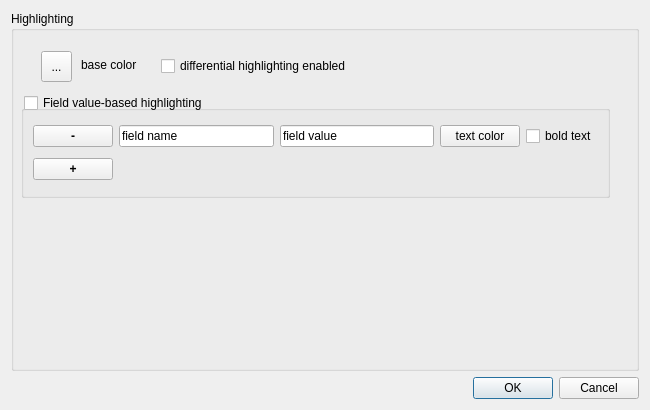
kr0st/fpgui, file highlighting_settings.ui: the form before one commit.
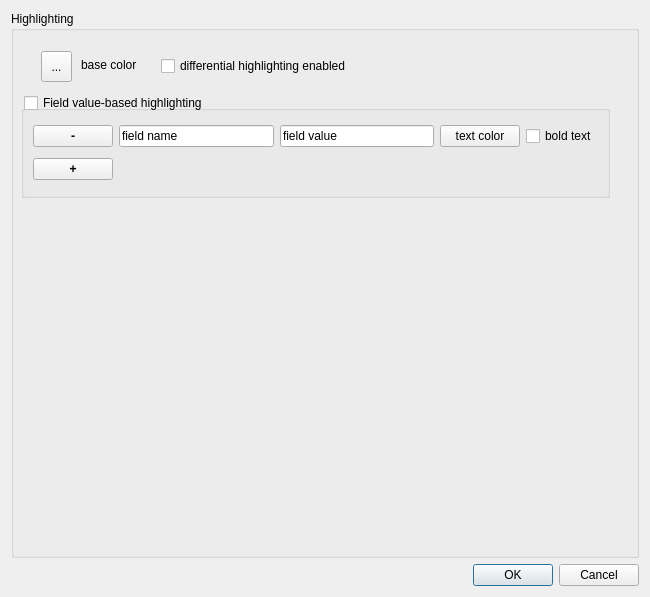
The form after the commit.

Commit message: FPGUI-2: highlighting / functionality mostly implemented, needs some polish.

The edit to the form file:
```diff
--- a/highlighting_settings.ui
+++ b/highlighting_settings.ui
@@ -7,11 +7,11 @@
     <x>0</x>
     <y>0</y>
     <width>650</width>
-    <height>410</height>
+    <height>597</height>
    </rect>
   </property>
   <property name="sizePolicy">
-   <sizepolicy hsizetype="Fixed" vsizetype="Fixed">
+   <sizepolicy hsizetype="Fixed" vsizetype="Preferred">
     <horstretch>0</horstretch>
     <verstretch>0</verstretch>
    </sizepolicy>
@@ -25,7 +25,7 @@
   <property name="maximumSize">
    <size>
     <width>650</width>
-    <height>410</height>
+    <height>16000</height>
    </size>
   </property>
   <property name="windowTitle">
```
The commit also changes 1 other file.
